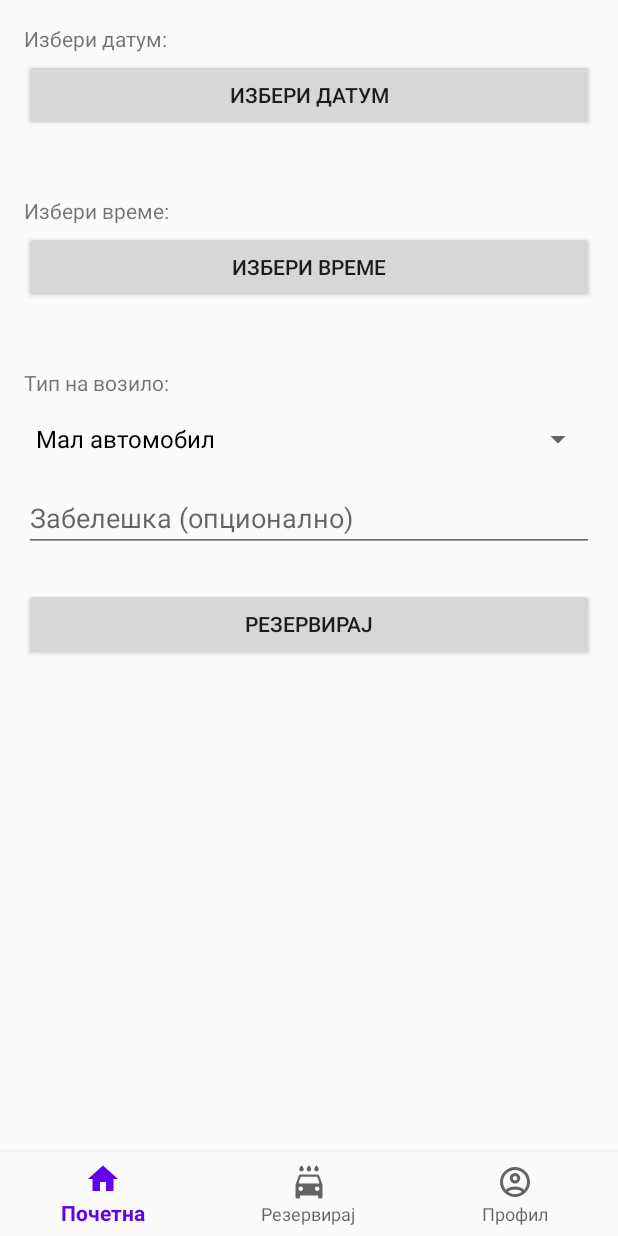
After one commit to ilija2531/CarWashApp, an Android app built with Jetpack Compose: the fragment BookFragment placed in its activity, on a phone screen of 412 x 824 dp. The commit adds this screen. Run offline under Robolectric (Android 15) with nearby library versions, the phone set to English and light mode, and no system bars; our stand-ins replace Firebase (no records; nobody signed in at launch, a user with empty details on screens opened directly).

Commit message:
Added multiple features

```diff
--- a/CarWashApp/app/build.gradle.kts
+++ b/CarWashApp/app/build.gradle.kts
@@ -47,6 +47,8 @@ dependencies {
     implementation ("com.google.firebase:firebase-auth")
     implementation ("com.google.firebase:firebase-firestore")
     implementation ("com.google.firebase:firebase-messaging")
+    implementation ("com.google.android.material:material:1.11.0")
+
 
     implementation(libs.androidx.core.ktx)
     implementation(libs.androidx.lifecycle.runtime.ktx)
--- a/CarWashApp/app/src/main/java/com/example/carwashapp/MainActivity.kt
+++ b/CarWashApp/app/src/main/java/com/example/carwashapp/MainActivity.kt
@@ -1,47 +1,39 @@
 package com.example.carwashapp
 
 import android.os.Bundle
-import androidx.activity.ComponentActivity
-import androidx.activity.compose.setContent
-import androidx.activity.enableEdgeToEdge
-import androidx.compose.foundation.layout.fillMaxSize
-import androidx.compose.foundation.layout.padding
-import androidx.compose.material3.Scaffold
-import androidx.compose.material3.Text
-import androidx.compose.runtime.Composable
-import androidx.compose.ui.Modifier
-import androidx.compose.ui.tooling.preview.Preview
-import com.example.carwashapp.ui.theme.CarWashAppTheme
+import androidx.appcompat.app.AppCompatActivity
+import androidx.fragment.app.Fragment
+import com.example.carwashapp.fragments.BookFragment
+import com.example.carwashapp.fragments.HomeFragment
+import com.example.carwashapp.fragments.ProfileFragment
+import com.google.android.material.bottomnavigation.BottomNavigationView
 
-class MainActivity : ComponentActivity() {
+class MainActivity : AppCompatActivity() {
+
+    private lateinit var bottomNav: BottomNavigationView
+
     override fun onCreate(savedInstanceState: Bundle?) {
         super.onCreate(savedInstanceState)
-        enableEdgeToEdge()
-        setContent {
-            CarWashAppTheme {
-                Scaffold(modifier = Modifier.fillMaxSize()) { innerPadding ->
-                    Greeting(
-                        name = "Android",
-                        modifier = Modifier.padding(innerPadding)
-                    )
-                }
+        setContentView(R.layout.activity_main)
+
+        bottomNav = findViewById(R.id.bottomNavigationView)
+
+        // Default fragment
+        loadFragment(HomeFragment())
+
+        bottomNav.setOnItemSelectedListener { item ->
+            when (item.itemId) {
+                R.id.nav_home -> loadFragment(HomeFragment())
+                R.id.nav_book -> loadFragment(BookFragment())
+                R.id.nav_profile -> loadFragment(ProfileFragment())
             }
+            true
         }
     }
-}
 
-@Composable
-fun Greeting(name: String, modifier: Modifier = Modifier) {
-    Text(
-        text = "Hello $name!",
-        modifier = modifier
-    )
-}
-
-@Preview(showBackground = true)
-@Composable
-fun GreetingPreview() {
-    CarWashAppTheme {
-        Greeting("Android")
+    private fun loadFragment(fragment: Fragment) {
+        supportFragmentManager.beginTransaction()
+            .replace(R.id.fragment_container, fragment)
+            .commit()
     }
 }
--- /dev/null
+++ b/CarWashApp/app/src/main/java/com/example/carwashapp/fragments/BookFragment.kt
@@ -0,0 +1,85 @@
+package com.example.carwashapp.fragments
+
+import android.app.DatePickerDialog
+import android.app.TimePickerDialog
+import android.os.Bundle
+import android.view.View
+import android.widget.*
+import androidx.fragment.app.Fragment
+import com.example.carwashapp.R
+import com.google.firebase.auth.FirebaseAuth
+import com.google.firebase.firestore.FirebaseFirestore
+import java.text.SimpleDateFormat
+import java.util.*
+
+class BookFragment : Fragment(R.layout.fragment_book) {
+
+    private lateinit var selectedDate: String
+    private lateinit var selectedTime: String
+
+    override fun onViewCreated(view: View, savedInstanceState: Bundle?) {
+        val dateButton = view.findViewById<Button>(R.id.btnPickDate)
+        val timeButton = view.findViewById<Button>(R.id.btnPickTime)
+        val submitButton = view.findViewById<Button>(R.id.btnSubmitBooking)
+        val tvDate = view.findViewById<TextView>(R.id.tvSelectedDate)
+        val tvTime = view.findViewById<TextView>(R.id.tvSelectedTime)
+        val spinner = view.findViewById<Spinner>(R.id.spinnerVehicleType)
+        val etNote = view.findViewById<EditText>(R.id.etNote)
+
+        // Spinner items
+        val vehicleTypes = arrayOf("Мал автомобил", "Седан", "Комби", "Џип")
+        spinner.adapter = ArrayAdapter(requireContext(), android.R.layout.simple_spinner_dropdown_item, vehicleTypes)
+
+        val calendar = Calendar.getInstance()
+
+        dateButton.setOnClickListener {
+            val datePicker = DatePickerDialog(requireContext(),
+                { _, year, month, dayOfMonth ->
+                    calendar.set(year, month, dayOfMonth)
+                    selectedDate = SimpleDateFormat("dd.MM.yyyy", Locale.getDefault()).format(calendar.time)
+                    tvDate.text = selectedDate
+                },
+                calendar.get(Calendar.YEAR), calendar.get(Calendar.MONTH), calendar.get(Calendar.DAY_OF_MONTH))
+            datePicker.show()
+        }
+
+        timeButton.setOnClickListener {
+            val timePicker = TimePickerDialog(requireContext(),
+                { _, hour, minute ->
+                    selectedTime = String.format("%02d:%02d", hour, minute)
+                    tvTime.text = selectedTime
+                },
+                calendar.get(Calendar.HOUR_OF_DAY), calendar.get(Calendar.MINUTE), true)
+            timePicker.show()
+        }
+
+        submitButton.setOnClickListener {
+            val vehicleType = spinner.selectedItem.toString()
+            val note = etNote.text.toString()
+            val userId = FirebaseAuth.getInstance().currentUser?.uid ?: return@setOnClickListener
+
+            if (!::selectedDate.isInitialized || !::selectedTime.isInitialized) {
+                Toast.makeText(requireContext(), "Изберете датум и време", Toast.LENGTH_SHORT).show()
+                return@setOnClickListener
+            }
+
+            val booking = hashMapOf(
+                "userId" to userId,
+                "date" to selectedDate,
+                "time" to selectedTime,
+                "vehicleType" to vehicleType,
+                "note" to note,
+                "timestamp" to System.currentTimeMillis()
+            )
+
+            FirebaseFirestore.getInstance().collection("bookings")
+                .add(booking)
+                .addOnSuccessListener {
+                    Toast.makeText(requireContext(), "Резервацијата е успешно снимена", Toast.LENGTH_SHORT).show()
+                }
+                .addOnFailureListener {
+                    Toast.makeText(requireContext(), "Грешка при резервација", Toast.LENGTH_SHORT).show()
+                }
+        }
+    }
+}
--- /dev/null
+++ b/CarWashApp/app/src/main/java/com/example/carwashapp/fragments/HomeFragment.kt
@@ -0,0 +1,13 @@
+package com.example.carwashapp.fragments
+
+import android.os.Bundle
+import android.view.View
+import androidx.fragment.app.Fragment
+import com.example.carwashapp.R
+
+class HomeFragment : Fragment(R.layout.fragment_home) {
+    override fun onViewCreated(view: View, savedInstanceState: Bundle?) {
+        super.onViewCreated(view, savedInstanceState)
+        //
+    }
+}
--- /dev/null
+++ b/CarWashApp/app/src/main/res/drawable/ic_calendar.xml
@@ -0,0 +1,5 @@
+<vector xmlns:android="http://schemas.android.com/apk/res/android" android:height="24dp" android:tint="#000000" android:viewportHeight="24" android:viewportWidth="24" android:width="24dp">
+
+    <path android:fillColor="@android:color/white" android:pathData="M17,5c0.83,0 1.5,-0.67 1.5,-1.5 0,-1 -1.5,-2.7 -1.5,-2.7s-1.5,1.7 -1.5,2.7c0,0.83 0.67,1.5 1.5,1.5zM12,5c0.83,0 1.5,-0.67 1.5,-1.5 0,-1 -1.5,-2.7 -1.5,-2.7s-1.5,1.7 -1.5,2.7c0,0.83 0.67,1.5 1.5,1.5zM7,5c0.83,0 1.5,-0.67 1.5,-1.5C8.5,2.5 7,0.8 7,0.8S5.5,2.5 5.5,3.5C5.5,4.33 6.17,5 7,5zM18.92,8.01C18.72,7.42 18.16,7 17.5,7h-11c-0.66,0 -1.21,0.42 -1.42,1.01L3,14v8c0,0.55 0.45,1 1,1h1c0.55,0 1,-0.45 1,-1v-1h12v1c0,0.55 0.45,1 1,1h1c0.55,0 1,-0.45 1,-1v-8l-2.08,-5.99zM6.5,18c-0.83,0 -1.5,-0.67 -1.5,-1.5S5.67,15 6.5,15s1.5,0.67 1.5,1.5S7.33,18 6.5,18zM17.5,18c-0.83,0 -1.5,-0.67 -1.5,-1.5s0.67,-1.5 1.5,-1.5 1.5,0.67 1.5,1.5 -0.67,1.5 -1.5,1.5zM5,13l1.5,-4.5h11L19,13L5,13z"/>
+
+</vector>
--- /dev/null
+++ b/CarWashApp/app/src/main/res/drawable/ic_home.xml
@@ -0,0 +1,5 @@
+<vector xmlns:android="http://schemas.android.com/apk/res/android" android:height="24dp" android:tint="#000000" android:viewportHeight="24" android:viewportWidth="24" android:width="24dp">
+
+    <path android:fillColor="@android:color/white" android:pathData="M10,20v-6h4v6h5v-8h3L12,3 2,12h3v8z"/>
+
+</vector>
--- /dev/null
+++ b/CarWashApp/app/src/main/res/drawable/ic_profile.xml
@@ -0,0 +1,5 @@
+<vector xmlns:android="http://schemas.android.com/apk/res/android" android:height="24dp" android:tint="#000000" android:viewportHeight="960" android:viewportWidth="960" android:width="24dp">
+
+    <path android:fillColor="@android:color/white" android:pathData="M234,684Q285,645 348,622.5Q411,600 480,600Q549,600 612,622.5Q675,645 726,684Q761,643 780.5,591Q800,539 800,480Q800,347 706.5,253.5Q613,160 480,160Q347,160 253.5,253.5Q160,347 160,480Q160,539 179.5,591Q199,643 234,684ZM480,520Q421,520 380.5,479.5Q340,439 340,380Q340,321 380.5,280.5Q421,240 480,240Q539,240 579.5,280.5Q620,321 620,380Q620,439 579.5,479.5Q539,520 480,520ZM480,880Q397,880 324,848.5Q251,817 197,763Q143,709 111.5,636Q80,563 80,480Q80,397 111.5,324Q143,251 197,197Q251,143 324,111.5Q397,80 480,80Q563,80 636,111.5Q709,143 763,197Q817,251 848.5,324Q880,397 880,480Q880,563 848.5,636Q817,709 763,763Q709,817 636,848.5Q563,880 480,880ZM480,800Q533,800 580,784.5Q627,769 666,740Q627,711 580,695.5Q533,680 480,680Q427,680 380,695.5Q333,711 294,740Q333,769 380,784.5Q427,800 480,800ZM480,440Q506,440 523,423Q540,406 540,380Q540,354 523,337Q506,320 480,320Q454,320 437,337Q420,354 420,380Q420,406 437,423Q454,440 480,440ZM480,380Q480,380 480,380Q480,380 480,380Q480,380 480,380Q480,380 480,380Q480,380 480,380Q480,380 480,380Q480,380 480,380Q480,380 480,380ZM480,740Q480,740 480,740Q480,740 480,740Q480,740 480,740Q480,740 480,740Q480,740 480,740Q480,740 480,740Q480,740 480,740Q480,740 480,740Z"/>
+
+</vector>
--- /dev/null
+++ b/CarWashApp/app/src/main/res/layout/activity_main.xml
@@ -0,0 +1,21 @@
+<?xml version="1.0" encoding="utf-8"?>
+<LinearLayout
+    xmlns:android="http://schemas.android.com/apk/res/android"
+    xmlns:app="http://schemas.android.com/apk/res-auto"
+    android:orientation="vertical"
+    android:layout_width="match_parent"
+    android:layout_height="match_parent">
+
+    <FrameLayout
+        android:id="@+id/fragment_container"
+        android:layout_width="match_parent"
+        android:layout_height="0dp"
+        android:layout_weight="1" />
+
+    <com.google.android.material.bottomnavigation.BottomNavigationView
+        android:id="@+id/bottomNavigationView"
+        android:layout_width="match_parent"
+        android:layout_height="wrap_content"
+        android:background="?android:attr/windowBackground"
+        app:menu="@menu/bottom_nav_menu" />
+</LinearLayout>
--- /dev/null
+++ b/CarWashApp/app/src/main/res/layout/fragment_book.xml
@@ -0,0 +1,77 @@
+<ScrollView xmlns:android="http://schemas.android.com/apk/res/android"
+    android:layout_width="match_parent"
+    android:layout_height="match_parent"
+    android:padding="16dp">
+
+    <LinearLayout
+        android:orientation="vertical"
+        android:layout_width="match_parent"
+        android:layout_height="wrap_content">
+
+        <TextView
+            android:layout_width="wrap_content"
+            android:layout_height="wrap_content"
+            android:text="Избери датум:"
+            android:paddingBottom="4dp"/>
+
+        <Button
+            android:id="@+id/btnPickDate"
+            android:layout_width="match_parent"
+            android:layout_height="wrap_content"
+            android:text="Избери датум" />
+
+        <TextView
+            android:id="@+id/tvSelectedDate"
+            android:layout_width="wrap_content"
+            android:layout_height="wrap_content"
+            android:text=""
+            android:paddingTop="8dp"/>
+
+        <TextView
+            android:layout_width="wrap_content"
+            android:layout_height="wrap_content"
+            android:text="Избери време:"
+            android:paddingTop="16dp"
+            android:paddingBottom="4dp"/>
+
+        <Button
+            android:id="@+id/btnPickTime"
+            android:layout_width="match_parent"
+            android:layout_height="wrap_content"
+            android:text="Избери време" />
+
+        <TextView
+            android:id="@+id/tvSelectedTime"
+            android:layout_width="wrap_content"
+            android:layout_height="wrap_content"
+            android:text=""
+            android:paddingTop="8dp"/>
+
+        <TextView
+            android:layout_width="wrap_content"
+            android:layout_height="wrap_content"
+            android:text="Тип на возило:"
+            android:paddingTop="16dp"
+            android:paddingBottom="4dp"/>
+
+        <Spinner
+            android:id="@+id/spinnerVehicleType"
+            android:layout_width="match_parent"
+            android:layout_height="wrap_content"
+            android:minHeight="48dp" />
+
+        <EditText
+            android:id="@+id/etNote"
+            android:layout_width="match_parent"
+            android:layout_height="wrap_content"
+            android:hint="Забелешка (опционално)"
+            android:paddingTop="16dp" />
+
+        <Button
+            android:id="@+id/btnSubmitBooking"
+            android:layout_width="match_parent"
+            android:layout_height="wrap_content"
+            android:text="Резервирај"
+            android:layout_marginTop="24dp" />
+    </LinearLayout>
+</ScrollView>
--- /dev/null
+++ b/CarWashApp/app/src/main/res/menu/bottom_nav_menu.xml
@@ -0,0 +1,14 @@
+<menu xmlns:android="http://schemas.android.com/apk/res/android">
+    <item
+        android:id="@+id/nav_home"
+        android:title="Почетна"
+        android:icon="@drawable/ic_home" />
+    <item
+        android:id="@+id/nav_book"
+        android:title="Резервирај"
+        android:icon="@drawable/ic_calendar" />
+    <item
+        android:id="@+id/nav_profile"
+        android:title="Профил"
+        android:icon="@drawable/ic_profile" />
+</menu>
```
Also changed, not shown: CarWashApp/app/src/main/AndroidManifest.xml (+9 -4 lines), CarWashApp/app/src/main/java/com/example/carwashapp/dashboards/EmployeeDashboardActivity.kt (deleted, +0 -12 lines), CarWashApp/app/src/main/java/com/example/carwashapp/fragments/ProfileFragment.kt (added, +12 -0 lines), CarWashApp/app/src/main/java/com/example/carwashapp/login/LoginActivity.kt (+24 -34 lines), CarWashApp/app/src/main/java/com/example/carwashapp/register/RegisterActivity.kt (+26 -42 lines), CarWashApp/app/src/main/res/layout/activity_employee_dashboard.xml (deleted, +0 -15 lines), CarWashApp/app/src/main/res/layout/activity_register.xml (+0 -21 lines), CarWashApp/app/src/main/res/layout/fragment_home.xml (added, +14 -0 lines), CarWashApp/app/src/main/res/layout/fragment_profile.xml (added, +13 -0 lines).
